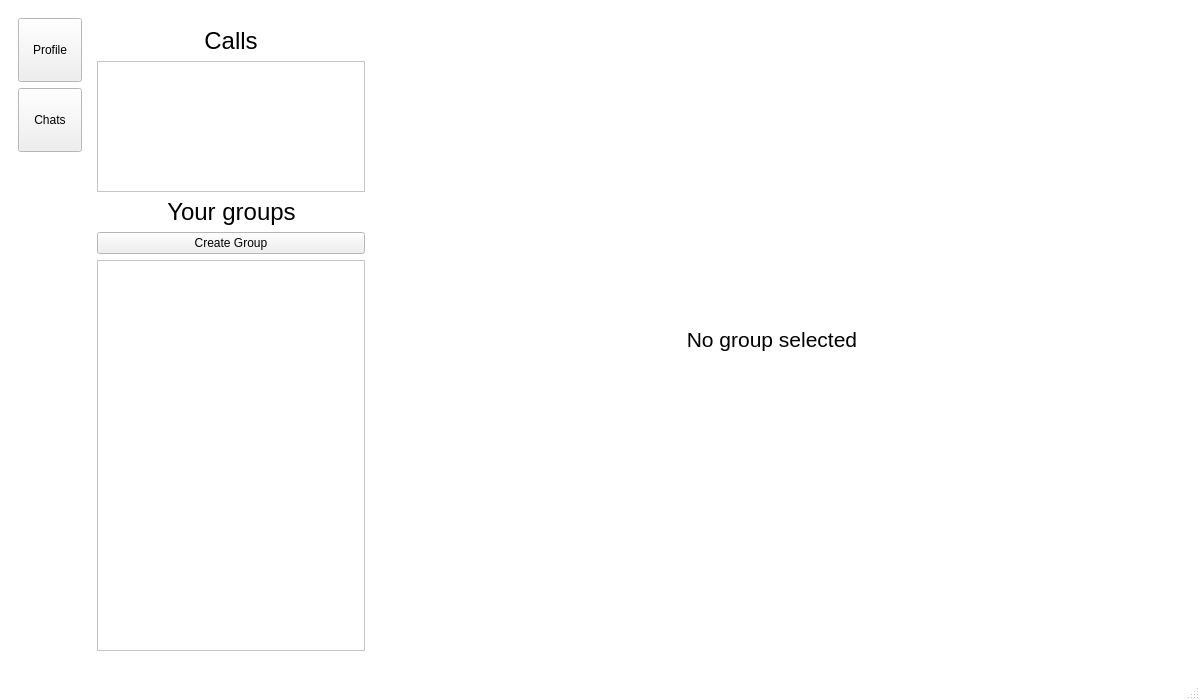
First picture: the form in client/mainwindow.ui, repository constantin1215/Scaip, before the edit.
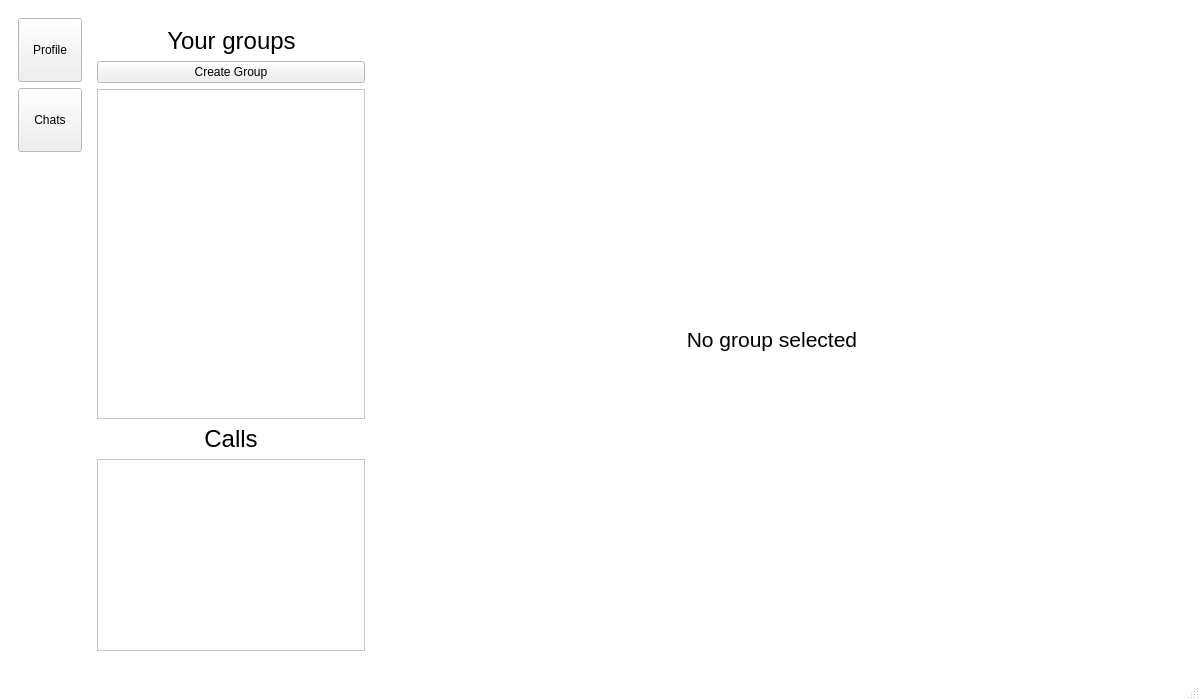
Second picture: the form after the edit. The open tabs and pages were chosen to show the change.

What changed in the file:
```diff
--- a/client/mainwindow.ui
+++ b/client/mainwindow.ui
@@ -1908,59 +1908,7 @@
             <widget class="QWidget" name="chats_page">
              <layout class="QHBoxLayout" name="horizontalLayout_34" stretch="1,3">
               <item>
-               <layout class="QVBoxLayout" name="verticalLayout_10" stretch="0,2,0,0,6">
-                <item>
-                 <layout class="QHBoxLayout" name="horizontalLayout_27">
-                  <item>
-                   <spacer name="horizontalSpacer_92">
-                    <property name="orientation">
-                     <enum>Qt::Horizontal</enum>
-                    </property>
-                    <property name="sizeHint" stdset="0">
-                     <size>
-                      <width>40</width>
-                      <height>20</height>
-                     </size>
-                    </property>
-                   </spacer>
-                  </item>
-                  <item>
-                   <widget class="QLabel" name="label_9">
-                    <property name="font">
-                     <font>
-                      <pointsize>18</pointsize>
-                     </font>
-                    </property>
-                    <property name="text">
-                     <string>Calls</string>
-                    </property>
-                    <property name="alignment">
-                     <set>Qt::AlignCenter</set>
-                    </property>
-                   </widget>
-                  </item>
-                  <item>
-                   <spacer name="horizontalSpacer_93">
-                    <property name="orientation">
-                     <enum>Qt::Horizontal</enum>
-                    </property>
-                    <property name="sizeHint" stdset="0">
-                     <size>
-                      <width>40</width>
-                      <height>20</height>
-                     </size>
-                    </property>
-                   </spacer>
-                  </item>
-                 </layout>
-                </item>
-                <item>
-                 <widget class="QListWidget" name="callListWidget">
-                  <property name="focusPolicy">
-                   <enum>Qt::NoFocus</enum>
-                  </property>
-                 </widget>
-                </item>
+               <layout class="QVBoxLayout" name="verticalLayout_10" stretch="0,0,6,0,0">
                 <item>
                  <layout class="QHBoxLayout" name="horizontalLayout_25">
                   <item>
@@ -2020,6 +1968,58 @@
                   </property>
                  </widget>
                 </item>
+                <item>
+                 <layout class="QHBoxLayout" name="horizontalLayout_27">
+                  <item>
+                   <spacer name="horizontalSpacer_92">
+                    <property name="orientation">
+                     <enum>Qt::Horizontal</enum>
+                    </property>
+                    <property name="sizeHint" stdset="0">
+                     <size>
+                      <width>40</width>
+                      <height>20</height>
+                     </size>
+                    </property>
+                   </spacer>
+                  </item>
+                  <item>
+                   <widget class="QLabel" name="labelCallList">
+                    <property name="font">
+                     <font>
+                      <pointsize>18</pointsize>
+                     </font>
+                    </property>
+                    <property name="text">
+                     <string>Calls</string>
+                    </property>
+                    <property name="alignment">
+                     <set>Qt::AlignCenter</set>
+                    </property>
+                   </widget>
+                  </item>
+                  <item>
+                   <spacer name="horizontalSpacer_93">
+                    <property name="orientation">
+                     <enum>Qt::Horizontal</enum>
+                    </property>
+                    <property name="sizeHint" stdset="0">
+                     <size>
+                      <width>40</width>
+                      <height>20</height>
+                     </size>
+                    </property>
+                   </spacer>
+                  </item>
+                 </layout>
+                </item>
+                <item>
+                 <widget class="QListWidget" name="callListWidget">
+                  <property name="focusPolicy">
+                   <enum>Qt::NoFocus</enum>
+                  </property>
+                 </widget>
+                </item>
                </layout>
               </item>
               <item>
```
